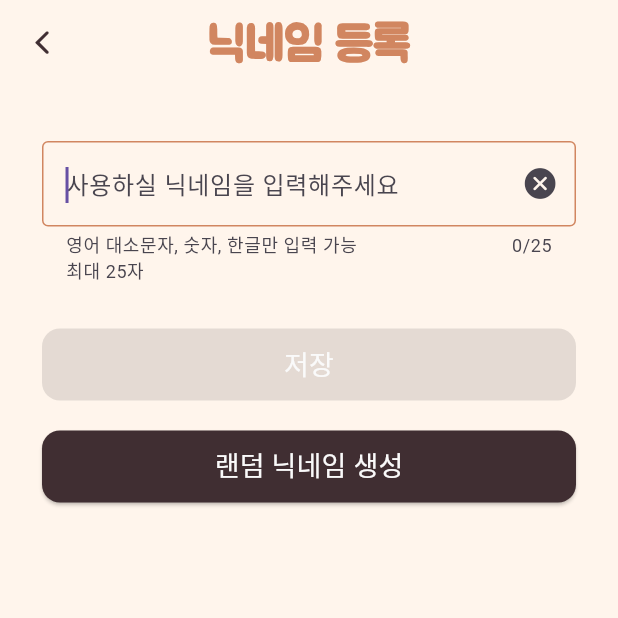
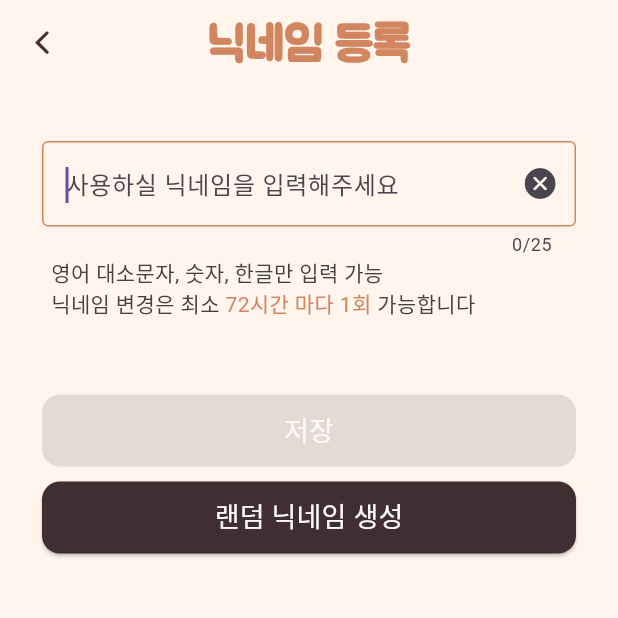
Before and after one commit to BreadPlace/BreadPlace_App, a Flutter app: the EditNicknameScreen screen opened by its route, on a phone screen of 412 x 824 dp, the top half of it. Run offline on Flutter 3.47's test engine with Material 3 defaults, Android fonts, the phone set to English and light mode, and no system bars; our stand-ins replace cached_network_image, cloud_firestore, dio, equatable, firebase_auth, firebase_core and 15 more; missing offline and left inert: google_maps_flutter_platform_interface, kakao_flutter_sdk_user; accounts and stored records are empty; generated files the repository leaves out were written again; Roboto replaces fonts that are missing (pretendardRegular, pretendardSemiBold).

Commit message:
feat: 헬퍼 텍스트 분리, 닉네임 변경시 주의사항 텍스트 추가

```diff
--- a/lib/ui/login/view/edit_nickname_screen.dart
+++ b/lib/ui/login/view/edit_nickname_screen.dart
@@ -1,3 +1,4 @@
+import 'package:bread_place/config/constants/app_text_styles.dart';
 import 'package:flutter/cupertino.dart';
 import 'package:flutter/material.dart';
 import 'package:flutter/services.dart';
@@ -145,16 +146,19 @@ class _EditNicknameScreenState extends State<EditNicknameScreen> {
                   children: [
                     // 텍스트 필드
                     Padding(
-                      padding: const EdgeInsets.fromLTRB(20, 30, 20, 30),
+                      padding: const EdgeInsets.fromLTRB(20, 30, 20, 0),
                       child: SizedBox(child: _inputTextField()),
                     ),
+
+                    _helperText(),
+                    SizedBox(height: 20),
 
                     PrimaryButton(
                       text: '저장',
                       onPressed: _isInputValid ? _saveNickname : null,
                     ),
 
-                    SizedBox(height: 20),
+                    SizedBox(height: 10),
 
                     PrimaryButton(
                       text: '랜덤 닉네임 생성',
@@ -188,7 +192,6 @@ class _EditNicknameScreenState extends State<EditNicknameScreen> {
         ),
       ],
       decoration: InputDecoration(
-        helperText: '영어 대소문자, 숫자, 한글만 입력 가능\n최대 $maxLength자',
         focusedBorder: OutlineInputBorder(
           borderSide: BorderSide(color: AppColors.primary),
         ),
@@ -202,4 +205,34 @@ class _EditNicknameScreenState extends State<EditNicknameScreen> {
       ),
     );
   }
+
+  Widget _helperText() {
+    return Align(
+      alignment: Alignment.centerLeft,
+      child: Padding(
+        padding: const EdgeInsets.fromLTRB(26, 0, 20, 30),
+        child: Text.rich(
+          TextSpan(
+            text: '영어 대소문자, 숫자, 한글만 입력 가능'
+                '\n닉네임 변경은 최소 ',
+            style: AppTextStyles.pretendardRegular.copyWith(
+              fontSize: 14,
+            ),
+            children: [
+              TextSpan(
+                text: '72시간 마다 1회',
+                style: AppTextStyles.pretendardSemiBold.copyWith(
+                  fontSize: 14,
+                  color: AppColors.primary,
+                ),
+              ),
+              TextSpan(
+                text: ' 가능합니다',
+              ),
+            ],
+          ),
+        ),
+      ),
+    );
+  }
 }
```
